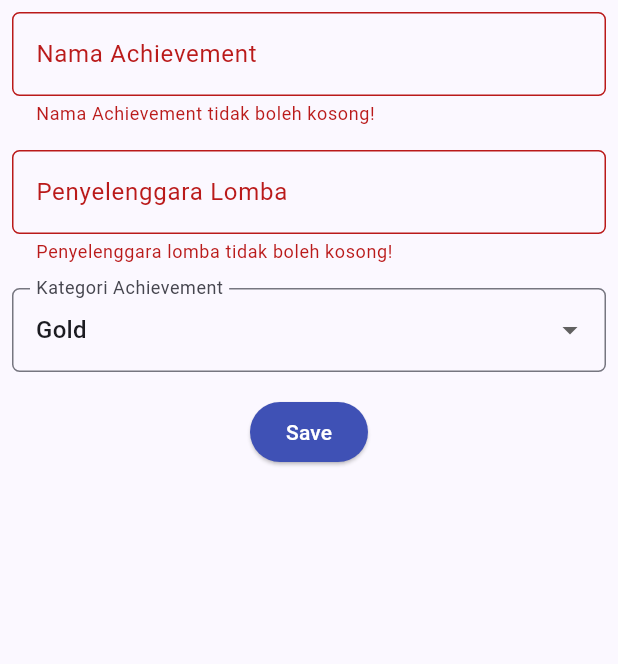
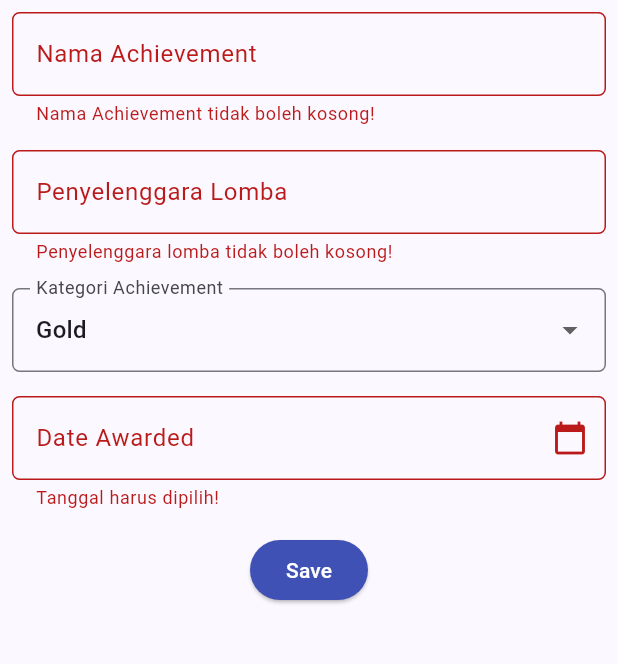
Before and after one commit to XecovZ/myportofolio_mobile, a Flutter app: the AchievementFormPage screen opened directly, after a tap on "Save", on a phone screen of 412 x 824 dp, the part 84-748 px from its top. Run offline on Flutter 3.47's test engine with Material 3 defaults, Android fonts, the phone set to English and light mode, and no system bars.

Commit message:
feat: add achievement form page with validation and date picker

```diff
--- a/lib/screens/achievement_form.dart
+++ b/lib/screens/achievement_form.dart
@@ -14,6 +14,14 @@ class _AchievementFormPageState extends State<AchievementFormPage> {
   String _achievementName = "";
   String _organizer = "";
   String _awardCategory = "Gold"; // default
+  DateTime? _dateAwarded;
+
+  final _dateController = TextEditingController();
+  @override
+  void dispose() {
+    _dateController.dispose();
+    super.dispose();
+  }
 
   final List<String> _categories = [
     'Gold',
@@ -58,6 +66,9 @@ class _AchievementFormPageState extends State<AchievementFormPage> {
                     if (value == null || value.trim().isEmpty) {
                       return "Nama Achievement tidak boleh kosong!";
                     }
+                    if (value.trim().length > 100) {
+                      return "Maksimal 100 karakter!";
+                    }
                     return null;
                   },
                 ),
@@ -82,6 +93,9 @@ class _AchievementFormPageState extends State<AchievementFormPage> {
                   validator: (String? value) {
                     if (value == null || value.trim().isEmpty) {
                       return "Penyelenggara lomba tidak boleh kosong!";
+                    }
+                    if (value.trim().length > 100) {
+                      return "Maksimal 100 karakter!";
                     }
                     return null;
                   },
@@ -115,6 +129,44 @@ class _AchievementFormPageState extends State<AchievementFormPage> {
                 ),
               ),
 
+              // === Date Awarded ===
+              Padding(
+                padding: const EdgeInsets.all(8.0),
+                child: TextFormField(
+                  controller: _dateController,
+                  readOnly: true, // tidak diketik, hanya lewat date picker
+                  decoration: InputDecoration(
+                    labelText: "Date Awarded",
+                    hintText: "Pilih tanggal",
+                    suffixIcon: const Icon(Icons.calendar_today),
+                    border: OutlineInputBorder(
+                      borderRadius: BorderRadius.circular(5.0),
+                    ),
+                  ),
+                  onTap: () async {
+                    final picked = await showDatePicker(
+                      context: context,
+                      initialDate: _dateAwarded ?? DateTime.now(),
+                      firstDate: DateTime(2000),
+                      lastDate: DateTime.now(),
+                    );
+                    if (picked != null) {
+                      setState(() {
+                        _dateAwarded = picked;
+                        _dateController.text =
+                            "${picked.day}/${picked.month}/${picked.year}";
+                      });
+                    }
+                  },
+                  validator: (String? value) {
+                    if (_dateAwarded == null) {
+                      return "Tanggal harus dipilih!";
+                    }
+                    return null;
+                  },
+                ),
+              ),
+
               // === Tombol Simpan ===
               Align(
                 alignment: Alignment.bottomCenter,
@@ -142,6 +194,7 @@ class _AchievementFormPageState extends State<AchievementFormPage> {
                                     Text(
                                       'Kategori Achievement: $_awardCategory',
                                     ),
+                                    Text('Tanggal: ${_dateController.text}'),
                                   ],
                                 ),
                               ),
@@ -151,6 +204,10 @@ class _AchievementFormPageState extends State<AchievementFormPage> {
                                   onPressed: () {
                                     Navigator.pop(context);
                                     _formKey.currentState!.reset();
+                                    _dateController.clear();
+                                    setState(() {
+                                      _dateAwarded = null;
+                                    });
                                   },
                                 ),
                               ],
```
